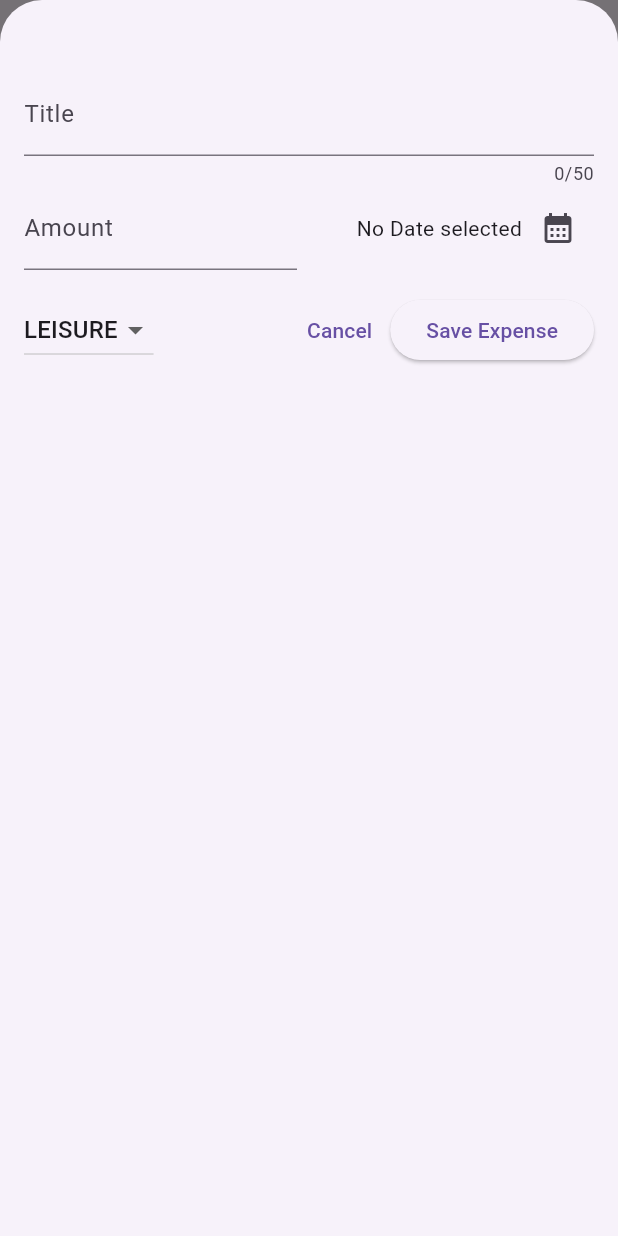
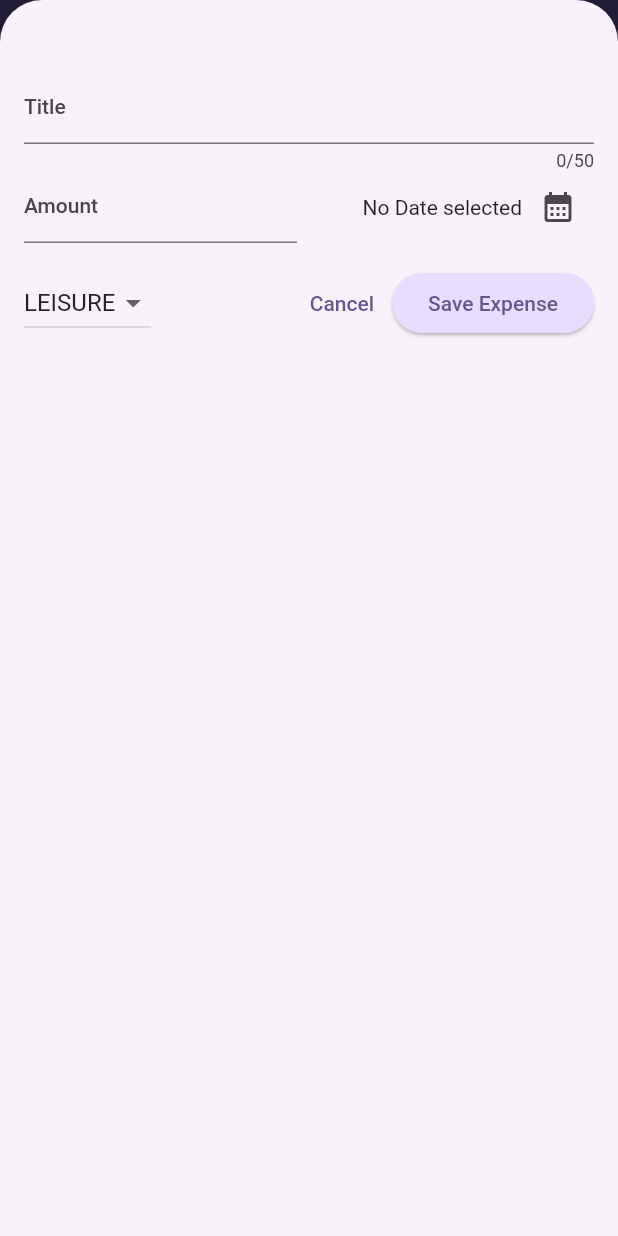
Before and after one commit to jakubit0/Expenses-Tracker, a Flutter app: the screen it shows after launch, after a tap on the "add" icon, on a phone screen of 412 x 824 dp. Run offline on Flutter 3.47's test engine with Material 2 defaults, Android fonts, the phone set to English and light mode, and no system bars.

Commit message:
theming app

```diff
--- a/expenses_tracker/lib/main.dart
+++ b/expenses_tracker/lib/main.dart
@@ -1,10 +1,36 @@
 import 'package:expenses_tracker/widgets/expenses.dart';
 import 'package:flutter/material.dart';
 
-void main(){
+var kColorScheme =
+    ColorScheme.fromSeed(seedColor: const Color.fromARGB(255, 96, 59, 181));
+
+void main() {
   runApp(
-     MaterialApp(
-      theme: ThemeData(useMaterial3: true),
+    MaterialApp(
+      theme: ThemeData().copyWith(
+        useMaterial3: true,
+        colorScheme: kColorScheme,
+        appBarTheme: const AppBarTheme().copyWith(
+          backgroundColor: kColorScheme.onPrimaryContainer,
+          foregroundColor: kColorScheme.primaryContainer,
+        ),
+        cardTheme: const CardTheme().copyWith(
+          color: kColorScheme.secondaryContainer,
+          margin: const EdgeInsets.symmetric(horizontal: 16, vertical: 8),
+        ),
+        elevatedButtonTheme: ElevatedButtonThemeData(
+          style: ElevatedButton.styleFrom(
+            backgroundColor: kColorScheme.primaryContainer,
+          ),
+        ),
+        textTheme: ThemeData().textTheme.copyWith(
+              titleLarge: TextStyle(
+                fontWeight: FontWeight.normal,
+                color: kColorScheme.onSecondaryContainer,
+                fontSize: 14,
+              ),
+            ),
+      ),
       debugShowCheckedModeBanner: false,
       home: const Expenses(),
     ),
```
